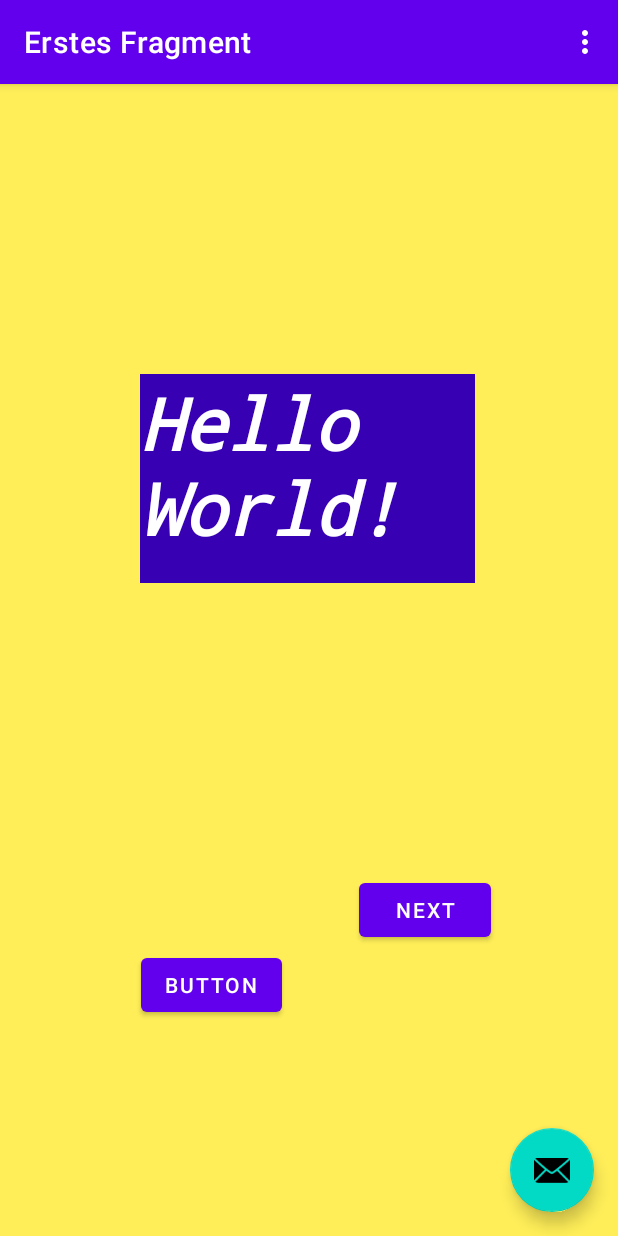
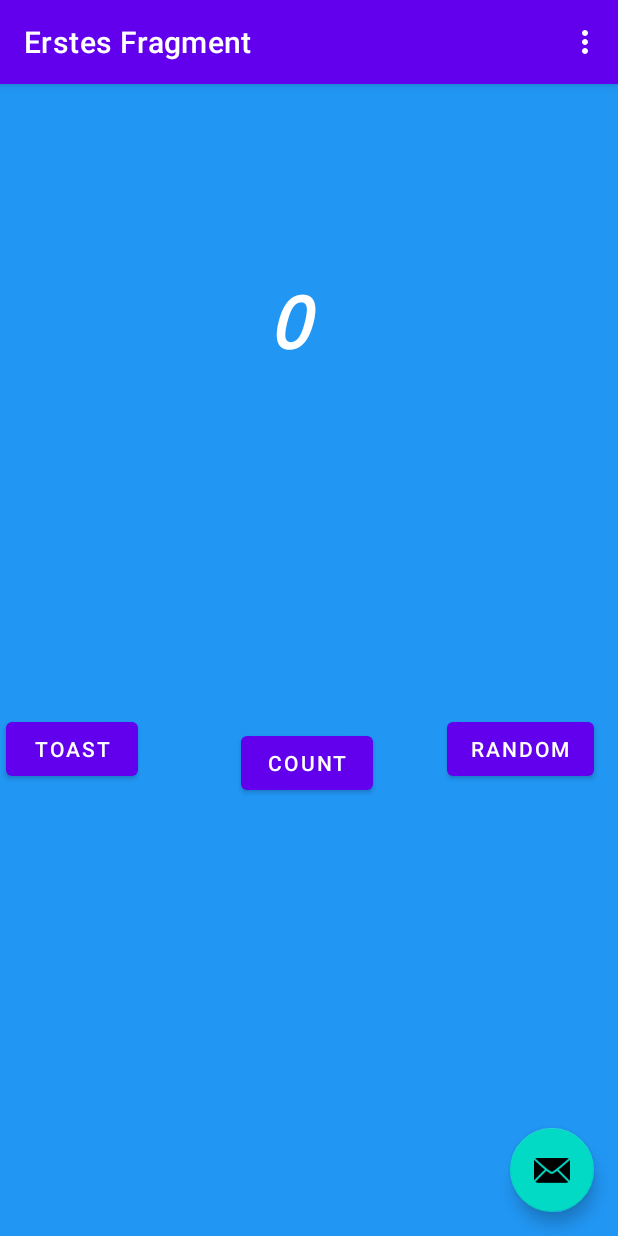
Before and after one commit to carpaso77/tut1, an Android app: the screen it shows after launch (MainActivity), on a phone screen of 412 x 824 dp. Run offline under Robolectric (Android 15) with nearby library versions, the phone set to English and light mode, and no system bars; our stand-ins replace navigation-ui.

Commit message:
Last Task: 9

```diff
--- a/app/src/main/java/com/example/tut1/FirstFragment.java
+++ b/app/src/main/java/com/example/tut1/FirstFragment.java
@@ -4,6 +4,8 @@ import android.os.Bundle;
 import android.view.LayoutInflater;
 import android.view.View;
 import android.view.ViewGroup;
+import android.widget.TextView;
+import android.widget.Toast;
 
 import androidx.annotation.NonNull;
 import androidx.fragment.app.Fragment;
@@ -13,35 +15,58 @@ import com.example.tut1.databinding.FragmentFirstBinding;
 
 public class FirstFragment extends Fragment {
 
-    private FragmentFirstBinding binding;
+
+    TextView showCountTextView;
 
     @Override
     public View onCreateView(
             LayoutInflater inflater, ViewGroup container,
             Bundle savedInstanceState
     ) {
+        // Inflate the layout for this fragment
+        View fragmentFirstLayout = inflater.inflate(R.layout.fragment_first, container, false);
+        // Get the count text view
+        showCountTextView = fragmentFirstLayout.findViewById(R.id.textview_first);
 
-        binding = FragmentFirstBinding.inflate(inflater, container, false);
-        return binding.getRoot();
-
+        return fragmentFirstLayout;
     }
 
     public void onViewCreated(@NonNull View view, Bundle savedInstanceState) {
         super.onViewCreated(view, savedInstanceState);
 
-        binding.buttonFirst.setOnClickListener(new View.OnClickListener() {
+        view.findViewById(R.id.count_button).setOnClickListener(new View.OnClickListener() {
             @Override
             public void onClick(View view) {
-                NavHostFragment.findNavController(FirstFragment.this)
-                        .navigate(R.id.action_FirstFragment_to_SecondFragment);
+                countMe(view);
             }
         });
+
+        view.findViewById(R.id.toast_button).setOnClickListener(new View.OnClickListener() {
+            @Override
+            public void onClick(View view) {
+                Toast myToast = Toast.makeText(getActivity(), "Hello Toast!", Toast.LENGTH_SHORT);
+                myToast.show();
+            }
+        });
+
     }
+
+    private void countMe(View view) {
+        // Get the value to a number and increment it
+        String countString = showCountTextView.getText().toString();
+
+        // Convert value to a number an increment it
+        Integer count = Integer.parseInt(countString);
+        count++;
+
+        // Display the new value in the text view
+        showCountTextView.setText(count.toString());
+    }
+
 
     @Override
     public void onDestroyView() {
         super.onDestroyView();
-        binding = null;
     }
 
 }
--- a/app/src/main/res/layout/fragment_first.xml
+++ b/app/src/main/res/layout/fragment_first.xml
@@ -9,43 +9,58 @@
 
     <TextView
         android:id="@+id/textview_first"
-        android:layout_width="223dp"
-        android:layout_height="139dp"
-        android:background="@color/purple_700"
+        android:layout_width="70dp"
+        android:layout_height="73dp"
+        android:background="@color/screenBackground"
         android:clickable="false"
         android:fontFamily="monospace"
         android:text="@string/hello_first_fragment"
         android:textColor="@color/white"
         android:textSize="48sp"
         android:textStyle="bold|italic"
-        app:layout_constraintBottom_toTopOf="@id/button_first"
+        app:layout_constraintBottom_toBottomOf="parent"
         app:layout_constraintEnd_toEndOf="parent"
-        app:layout_constraintHorizontal_bias="0.496"
+        app:layout_constraintHorizontal_bias="0.521"
         app:layout_constraintStart_toStartOf="parent"
         app:layout_constraintTop_toTopOf="parent"
-        app:layout_constraintVertical_bias="0.56" />
+        app:layout_constraintVertical_bias="0.18" />
 
     <Button
-        android:id="@+id/button_first"
+        android:id="@+id/button_random"
         android:layout_width="wrap_content"
         android:layout_height="wrap_content"
+        android:layout_marginTop="172dp"
+        android:layout_marginEnd="16dp"
         android:text="@string/next"
+        android:textColor="@color/white"
         app:layout_constraintBottom_toBottomOf="parent"
         app:layout_constraintEnd_toEndOf="parent"
-        app:layout_constraintHorizontal_bias="0.739"
-        app:layout_constraintStart_toStartOf="parent"
-        app:layout_constraintTop_toBottomOf="@id/textview_first" />
+        app:layout_constraintTop_toBottomOf="@+id/textview_first"
+        app:layout_constraintVertical_bias="0.14" />
 
     <Button
-        android:id="@+id/button"
+        android:id="@+id/toast_button"
         android:layout_width="wrap_content"
         android:layout_height="wrap_content"
-        android:layout_marginTop="100dp"
-        android:text="Button"
+        android:layout_marginStart="4dp"
+        android:layout_marginTop="172dp"
+        android:text="@string/toast_button_text"
         app:layout_constraintBottom_toBottomOf="parent"
-        app:layout_constraintEnd_toEndOf="parent"
-        app:layout_constraintHorizontal_bias="0.296"
         app:layout_constraintStart_toStartOf="parent"
-        app:layout_constraintTop_toBottomOf="@+id/textview_first" />
+        app:layout_constraintTop_toBottomOf="@+id/textview_first"
+        app:layout_constraintVertical_bias="0.14" />
+
+    <Button
+        android:id="@+id/count_button"
+        android:layout_width="wrap_content"
+        android:layout_height="wrap_content"
+        android:layout_marginEnd="44dp"
+        android:text="@string/count_button_text"
+        app:layout_constraintBottom_toBottomOf="parent"
+        app:layout_constraintEnd_toStartOf="@+id/button_random"
+        app:layout_constraintHorizontal_bias="0.931"
+        app:layout_constraintStart_toEndOf="@+id/toast_button"
+        app:layout_constraintTop_toBottomOf="@+id/textview_first"
+        app:layout_constraintVertical_bias="0.441" />
 
 </androidx.constraintlayout.widget.ConstraintLayout>
--- a/app/src/main/res/values/colors.xml
+++ b/app/src/main/res/values/colors.xml
@@ -8,5 +8,6 @@
     <color name="black">#FF000000</color>
     <color name="white">#FFFFFFFF</color>
     <color name="PrimaryDark">#008577</color>
-    <color name="screenBackground">#FFEE58</color>
+    <color name="screenBackground">#2196F3</color>
+    <color name="buttonBackground">#BBDEFB</color>
 </resources>
--- a/app/src/main/res/values/strings.xml
+++ b/app/src/main/res/values/strings.xml
@@ -4,9 +4,11 @@
     <!-- Strings used for fragments for navigation -->
     <string name="first_fragment_label">Erstes Fragment</string>
     <string name="second_fragment_label">Second Fragment</string>
-    <string name="next">Next</string>
+    <string name="next">Random</string>
     <string name="previous">Previous</string>
 
-    <string name="hello_first_fragment">Hello World!</string>
-    <string name="hello_second_fragment">Hello second fragment. Arg: %1$s</string>
+    <string name="hello_first_fragment">0</string>
+    <string name="random_heading">Here is a random number between 0 and %d</string>
+    <string name="toast_button_text">Toast</string>
+    <string name="count_button_text">Count</string>
 </resources>
```
Also changed, not shown: app/src/main/res/layout/fragment_second.xml (+28 -5 lines).
